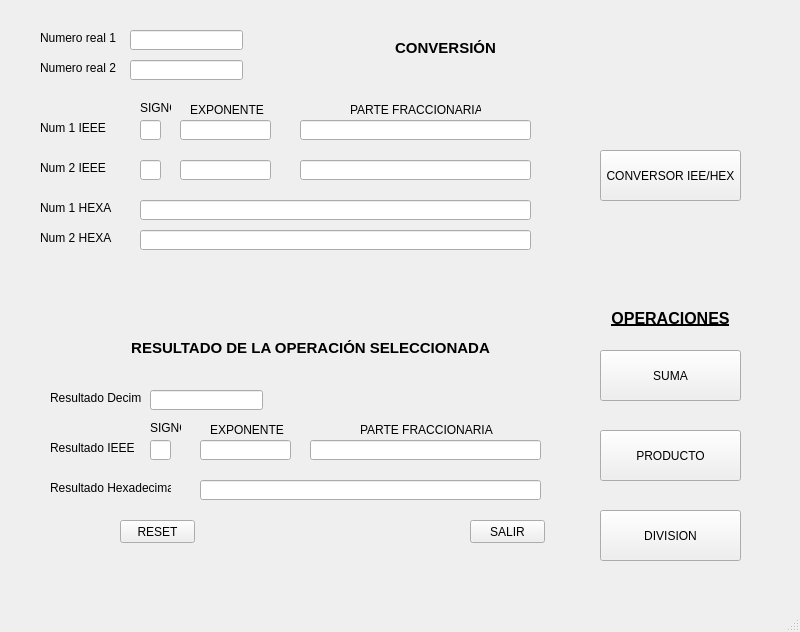
Above: mainwindow.ui from JSlaig/ARCO2020-ALU before the change. Below: the same form after it.
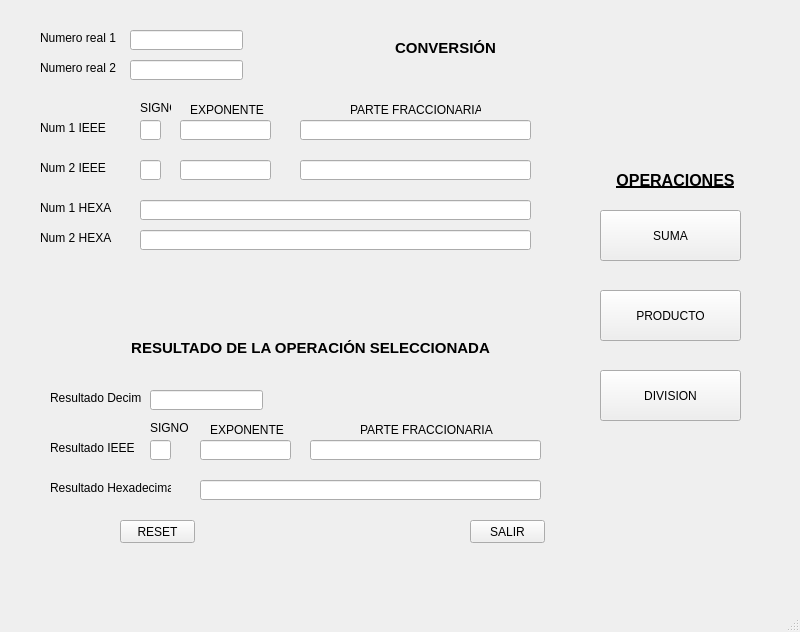
That is the form after the change.

Commit message: Eliminado boton conversion

The edit to the form file:
```diff
--- a/mainwindow.ui
+++ b/mainwindow.ui
@@ -329,7 +329,7 @@
      <rect>
       <x>150</x>
       <y>420</y>
-      <width>31</width>
+      <width>41</width>
       <height>16</height>
      </rect>
     </property>
@@ -406,24 +406,11 @@
      <string>SALIR</string>
     </property>
    </widget>
-   <widget class="QPushButton" name="pushButtonCONVERSOR">
-    <property name="geometry">
-     <rect>
-      <x>600</x>
-      <y>150</y>
-      <width>141</width>
-      <height>51</height>
-     </rect>
-    </property>
-    <property name="text">
-     <string>CONVERSOR IEE/HEX</string>
-    </property>
-   </widget>
    <widget class="QPushButton" name="pushButtonSUMA">
     <property name="geometry">
      <rect>
       <x>600</x>
-      <y>350</y>
+      <y>210</y>
       <width>141</width>
       <height>51</height>
      </rect>
@@ -436,7 +423,7 @@
     <property name="geometry">
      <rect>
       <x>600</x>
-      <y>430</y>
+      <y>290</y>
       <width>141</width>
       <height>51</height>
      </rect>
@@ -449,7 +436,7 @@
     <property name="geometry">
      <rect>
       <x>600</x>
-      <y>510</y>
+      <y>370</y>
       <width>141</width>
       <height>51</height>
      </rect>
@@ -461,10 +448,10 @@
    <widget class="QLabel" name="label">
     <property name="geometry">
      <rect>
-      <x>600</x>
-      <y>310</y>
-      <width>141</width>
-      <height>16</height>
+      <x>590</x>
+      <y>170</y>
+      <width>171</width>
+      <height>20</height>
      </rect>
     </property>
     <property name="font">
```
Left out of the diff: 2 changed lines with no effect on the pictures. The commit also changes 2 other files.
